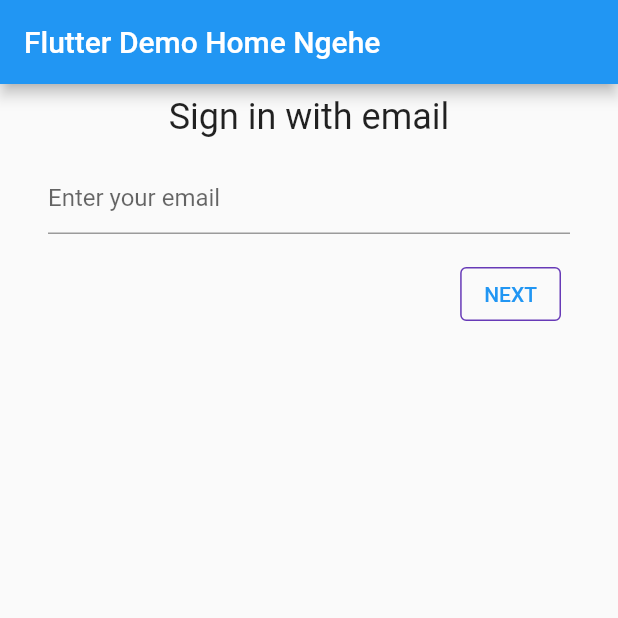
After one commit to permanar/helloworld_rolebased, a Flutter app: the screen it shows after launch, after a tap on "RSVP", on a phone screen of 412 x 824 dp, the top half of it. The commit adds this screen. Run offline on Flutter 3.47's test engine with Material 2 defaults, Android fonts, the phone set to English and light mode, and no system bars; our stand-ins replace cloud_firestore, firebase_auth, firebase_core; accounts and stored records are empty.

Commit message:
feat: Added Login and Integrating Firestore
- Added authentication and cloud firestore integration.

Note:
- Added custom rules that only logged in users that can add the votes value (after logged in)

```diff
--- a/lib/main.dart
+++ b/lib/main.dart
@@ -1,7 +1,21 @@
+import 'dart:developer';
+
+import 'package:cloud_firestore/cloud_firestore.dart';
+import 'package:firebase_auth/firebase_auth.dart';
+import 'package:firebase_core/firebase_core.dart';
+import 'package:helloworld_rolebased/src/authentication.dart';
+import 'package:provider/provider.dart';
 import 'package:flutter/material.dart';
 
-void main() {
-  runApp(MyApp());
+void main() async {
+  // await Firebase.initializeApp();
+
+  runApp(
+    ChangeNotifierProvider(
+      create: (context) => ApplicationState(),
+      builder: (context, _) => MyApp(),
+    ),
+  );
 }
 
 class MyApp extends StatelessWidget {
@@ -26,7 +40,7 @@ class MyApp extends StatelessWidget {
         // closer together (more dense) than on mobile platforms.
         visualDensity: VisualDensity.adaptivePlatformDensity,
       ),
-      home: MyHomePage(title: 'Flutter Demo Home Pages'),
+      home: MyHomePage(title: 'Flutter Demo Home Ngehe'),
     );
   }
 }
@@ -50,68 +64,95 @@ class MyHomePage extends StatefulWidget {
 }
 
 class _MyHomePageState extends State<MyHomePage> {
-  int _counter = 0;
 
-  void _incrementCounter() {
-    setState(() {
-      // This call to setState tells the Flutter framework that something has
-      // changed in this State, which causes it to rerun the build method below
-      // so that the display can reflect the updated values. If we changed
-      // _counter without calling setState(), then the build method would not be
-      // called again, and so nothing would appear to happen.
-      _counter++;
+  @override
+  Widget build(BuildContext context) {
+    return Scaffold(
+      appBar: AppBar(
+        title: Text(widget.title),
+      ),
+      // body: _buildBody(context),
+      body: Consumer<ApplicationState>(
+        builder: (context, appState, _) => Authentication(
+          email: appState.email,
+          loginState: appState.loginState,
+          startLoginFlow: appState.startLoginFlow,
+          signIn: appState.signIn,
+          signOut: appState.signOut,
+          verifyEmail: appState.verifyEmail,
+        ),
+      ),
+      // floatingActionButton: FloatingActionButton(
+      //     onPressed: _signIn,
+      //     tooltip: 'Login!',
+      //     child: Icon(Icons
+      //         .login),),
+    );
+  }
+}
+
+class ApplicationState extends ChangeNotifier {
+  ApplicationState() {
+    init();
+  }
+
+  Future<void> init() async {
+    await Firebase.initializeApp();
+
+    FirebaseAuth.instance.userChanges().listen((user) {
+      if (user != null) {
+        _loginState = ApplicationLoginState.loggedIn;
+      } else {
+        _loginState = ApplicationLoginState.loggedOut;
+      }
+      notifyListeners();
     });
   }
 
-  @override
-  Widget build(BuildContext context) {
-    // This method is rerun every time setState is called, for instance as done
-    // by the _incrementCounter method above.
-    //
-    // The Flutter framework has been optimized to make rerunning build methods
-    // fast, so that you can just rebuild anything that needs updating rather
-    // than having to individually change instances of widgets.
-    return Scaffold(
-      appBar: AppBar(
-        // Here we take the value from the MyHomePage object that was created by
-        // the App.build method, and use it to set our appbar title.
-        title: Text(widget.title),
-      ),
-      body: Center(
-        // Center is a layout widget. It takes a single child and positions it
-        // in the middle of the parent.
-        child: Column(
-          // Column is also a layout widget. It takes a list of children and
-          // arranges them vertically. By default, it sizes itself to fit its
-          // children horizontally, and tries to be as tall as its parent.
-          //
-          // Invoke "debug painting" (press "p" in the console, choose the
-          // "Toggle Debug Paint" action from the Flutter Inspector in Android
-          // Studio, or the "Toggle Debug Paint" command in Visual Studio Code)
-          // to see the wireframe for each widget.
-          //
-          // Column has various properties to control how it sizes itself and
-          // how it positions its children. Here we use mainAxisAlignment to
-          // center the children vertically; the main axis here is the vertical
-          // axis because Columns are vertical (the cross axis would be
-          // horizontal).
-          mainAxisAlignment: MainAxisAlignment.center,
-          children: <Widget>[
-            Text(
-              'You have pushed the button this many times:',
-            ),
-            Text(
-              '$_counter',
-              style: Theme.of(context).textTheme.headline4,
-            ),
-          ],
-        ),
-      ),
-      floatingActionButton: FloatingActionButton(
-        onPressed: _incrementCounter,
-        tooltip: 'Increment',
-        child: Icon(Icons.add),
-      ), // This trailing comma makes auto-formatting nicer for build methods.
-    );
+  ApplicationLoginState _loginState;
+  ApplicationLoginState get loginState => _loginState;
+
+  String _email;
+  String get email => _email;
+
+  void startLoginFlow() {
+    _loginState = ApplicationLoginState.emailAddress;
+    notifyListeners();
+  }
+
+  void verifyEmail(String email,
+      void Function(FirebaseAuthException e) errorCallback) async {
+    try {
+      var methods =
+          await FirebaseAuth.instance.fetchSignInMethodsForEmail(email);
+      if (methods.contains('password')) {
+        _loginState = ApplicationLoginState.password;
+      } else {
+        _loginState = ApplicationLoginState.register;
+      }
+
+      _email = email;
+      notifyListeners();
+
+      print(_email);
+      print(_loginState);
+      print(methods);
+    } on FirebaseAuthException catch (e) {
+      errorCallback(e);
+    }
+  }
+
+  void signIn(String email, String password,
+      void Function(FirebaseAuthException e) errorCallback) async {
+    try {
+      await FirebaseAuth.instance
+          .signInWithEmailAndPassword(email: email, password: password);
+    } on FirebaseAuthException catch (e) {
+      errorCallback(e);
+    }
+  }
+
+  void signOut() {
+    FirebaseAuth.instance.signOut();
   }
 }
--- /dev/null
+++ b/lib/src/authentication.dart
@@ -0,0 +1,347 @@
+import 'dart:developer';
+
+import 'package:cloud_firestore/cloud_firestore.dart';
+import 'package:flutter/material.dart';
+
+import 'widgets.dart';
+
+enum ApplicationLoginState {
+  loggedOut,
+  emailAddress,
+  password,
+  register,
+  loggedIn,
+}
+
+class Authentication extends StatelessWidget {
+  const Authentication({
+    @required this.loginState,
+    @required this.email,
+    @required this.startLoginFlow,
+    @required this.verifyEmail,
+    @required this.signIn,
+    @required this.signOut,
+  });
+
+  final ApplicationLoginState loginState;
+  final String email;
+  final void Function() startLoginFlow;
+  final void Function(
+    String email,
+    void Function(Exception e) error,
+  ) verifyEmail;
+  final void Function(
+    String email,
+    String password,
+    void Function(Exception e) error,
+  ) signIn;
+  final void Function() signOut;
+
+  Widget _buildBody(BuildContext context) {
+    return StreamBuilder<QuerySnapshot>(
+      stream: FirebaseFirestore.instance.collection('users').snapshots(),
+      builder: (context, snapshot) {
+        if (!snapshot.hasData) return LinearProgressIndicator();
+
+        return _buildList(context, snapshot.data.docs);
+      },
+    );
+  }
+
+  Widget _buildList(BuildContext context, List<DocumentSnapshot> snapshot) {
+    return ListView(
+      padding: const EdgeInsets.only(top: 20.0),
+      children: snapshot.map((data) => _buildListItem(context, data)).toList(),
+    );
+  }
+
+  Widget _buildListItem(BuildContext context, DocumentSnapshot data) {
+    final record = Record.fromSnapshot(data);
+
+    return Padding(
+      key: ValueKey(record.name),
+      padding: const EdgeInsets.symmetric(horizontal: 16.0, vertical: 8.0),
+      child: Container(
+        decoration: BoxDecoration(
+          border: Border.all(color: Colors.grey),
+          borderRadius: BorderRadius.circular(5.0),
+        ),
+        child: ListTile(
+          title: Text(record.name),
+          trailing: Text(record.votes.toString()),
+          onTap: () =>
+              record.reference.update({'votes': FieldValue.increment(1)}),
+        ),
+      ),
+    );
+  }
+
+  @override
+  Widget build(BuildContext context) {
+    switch (loginState) {
+      case ApplicationLoginState.loggedOut:
+        return Row(
+          mainAxisAlignment: MainAxisAlignment.center,
+          children: [
+            Padding(
+              padding: const EdgeInsets.only(top: 100,),
+              child: StyledButton(
+                child: Text('RSVP'),
+                onPressed: () {
+                  startLoginFlow();
+                },
+              ),
+            ),
+          ],
+        );
+      case ApplicationLoginState.emailAddress:
+        return EmailForm(
+            callback: (email) => verifyEmail(
+                email, (e) => _showErrorDialog(context, 'Invalid email', e)));
+      case ApplicationLoginState.password:
+        return PasswordForm(
+          email: email,
+          login: (email, password) {
+            signIn(email, password,
+                (e) => _showErrorDialog(context, 'Failed to sign in', e));
+          },
+        );
+      case ApplicationLoginState.loggedIn:
+        return Column(
+          children: [
+            Expanded(
+              child: _buildBody(context),
+            ),
+            Padding(
+              padding: const EdgeInsets.only(left: 24, bottom: 8),
+              child: StyledButton(
+                child: Text('LOGOUT'),
+                onPressed: () {
+                  signOut();
+                },
+              ),
+            ),
+          ],
+        );
+      default:
+        return Row(
+          children: [
+            Text("Internal error, this shouldn't happen..."),
+          ],
+        );
+    }
+  }
+
+  void _showErrorDialog(BuildContext context, String title, Exception e) {
+    showDialog<void>(
+      context: context,
+      builder: (BuildContext context) {
+        return AlertDialog(
+          title: Text(
+            title,
+            style: TextStyle(fontSize: 24),
+          ),
+          content: SingleChildScrollView(
+            child: ListBody(
+              children: <Widget>[
+                Text(
+                  '${(e as dynamic).message}',
+                  style: TextStyle(fontSize: 18),
+                ),
+              ],
+            ),
+          ),
+          actions: <Widget>[
+            StyledButton(
+              child: Text(
+                'OK',
+                style: TextStyle(color: Colors.deepPurple),
+              ),
+              onPressed: () {
+                Navigator.of(context).pop();
+              },
+            ),
+          ],
+        );
+      },
+    );
+  }
+}
+
+class Record {
+  final String name;
+  final int votes;
+  final DocumentReference reference;
+
+  Record.fromMap(Map<String, dynamic> map, {this.reference})
+      : assert(map['name'] != null),
+        assert(map['votes'] != null),
+        name = map['name'],
+        votes = map['votes'];
+
+  Record.fromSnapshot(DocumentSnapshot snapshot)
+      : this.fromMap(snapshot.data(), reference: snapshot.reference);
+
+  @override
+  String toString() => "Record<$name:$votes>";
+}
+
+class EmailForm extends StatefulWidget {
+  EmailForm({@required this.callback});
+  final void Function(String email) callback;
+  @override
+  _EmailFormState createState() => _EmailFormState();
+}
+
+class _EmailFormState extends State<EmailForm> {
+  final _formKey = GlobalKey<FormState>(debugLabel: '_EmailFormState');
+  final _controller = TextEditingController();
+
+  @override
+  Widget build(BuildContext context) {
+    return Column(
+      children: [
+        Header('Sign in with email'),
+        Padding(
+          padding: const EdgeInsets.all(8.0),
+          child: Form(
+            key: _formKey,
+            child: Column(
+              crossAxisAlignment: CrossAxisAlignment.start,
+              children: <Widget>[
+                Padding(
+                  padding: const EdgeInsets.symmetric(horizontal: 24),
+                  child: TextFormField(
+                    controller: _controller,
+                    decoration: const InputDecoration(
+                      hintText: 'Enter your email',
+                    ),
+                    validator: (value) {
+                      if (value.isEmpty) {
+                        return 'Enter your email address to continue';
+                      }
+                      return null;
+                    },
+                  ),
+                ),
+                Row(
+                  mainAxisAlignment: MainAxisAlignment.end,
+                  children: [
+                    Padding(
+                      padding: const EdgeInsets.symmetric(
+                          vertical: 16.0, horizontal: 30),
+                      child: StyledButton(
+                        onPressed: () async {
+                          if (_formKey.currentState.validate()) {
+                            widget.callback(_controller.text);
+                            log('clicked?');
+                          }
+                        },
+                        child: Text('NEXT'),
+                      ),
+                    ),
+                  ],
+                ),
+              ],
+            ),
+          ),
+        ),
+      ],
+    );
+  }
+}
+
+class PasswordForm extends StatefulWidget {
+  PasswordForm({
+    @required this.login,
+    @required this.email,
+  });
+  final String email;
+  final void Function(String email, String password) login;
+  @override
+  _PasswordFormState createState() => _PasswordFormState();
+}
+
+class _PasswordFormState extends State<PasswordForm> {
+  final _formKey = GlobalKey<FormState>(debugLabel: '_PasswordFormState');
+  final _emailController = TextEditingController();
+  final _passwordController = TextEditingController();
+
+  @override
+  void initState() {
+    super.initState();
+    _emailController.text = widget.email;
+  }
+
+  @override
+  Widget build(BuildContext context) {
+    return Column(
+      children: [
+        Header('Sign in'),
+        Padding(
+          padding: const EdgeInsets.all(8.0),
+          child: Form(
+            key: _formKey,
+            child: Column(
+              crossAxisAlignment: CrossAxisAlignment.start,
+              children: <Widget>[
+                Padding(
+                  padding: const EdgeInsets.symmetric(horizontal: 24),
+                  child: TextFormField(
+                    controller: _emailController,
+                    decoration: const InputDecoration(
+                      hintText: 'Enter your email',
+                    ),
+                    validator: (value) {
+                      if (value.isEmpty) {
+                        return 'Enter your email address to continue';
+                      }
+                      return null;
+                    },
+                  ),
+                ),
+                Padding(
+                  padding: const EdgeInsets.symmetric(horizontal: 24),
+                  child: TextFormField(
+                    controller: _passwordController,
+                    decoration: const InputDecoration(
+                      hintText: 'Password',
+                    ),
+                    obscureText: true,
+                    validator: (value) {
+                      if (value.isEmpty) {
+                        return 'Enter your password';
+                      }
+                      return null;
+                    },
+                  ),
+                ),
+                Padding(
+                  padding: const EdgeInsets.symmetric(vertical: 16),
+                  child: Row(
+                    mainAxisAlignment: MainAxisAlignment.end,
+                    children: [
+                      SizedBox(width: 16),
+                      StyledButton(
+                        onPressed: () {
+                          if (_formKey.currentState.validate()) {
+                            widget.login(
+                              _emailController.text,
+                              _passwordController.text,
+                            );
+                          }
+                        },
+                        child: Text('SIGN IN'),
+                      ),
+                      SizedBox(width: 30),
+                    ],
+                  ),
+                ),
+              ],
+            ),
+          ),
+        ),
+      ],
+    );
+  }
+}
--- /dev/null
+++ b/lib/src/widgets.dart
@@ -0,0 +1,63 @@
+import 'package:flutter/material.dart';
+
+class Header extends StatelessWidget {
+  const Header(this.heading);
+  final String heading;
+
+  @override
+  Widget build(BuildContext context) => Padding(
+        padding: const EdgeInsets.all(8.0),
+        child: Text(
+          heading,
+          style: TextStyle(fontSize: 24),
+        ),
+      );
+}
+
+class Paragraph extends StatelessWidget {
+  const Paragraph(this.content);
+  final String content;
+  @override
+  Widget build(BuildContext context) => Padding(
+        padding: const EdgeInsets.symmetric(horizontal: 8, vertical: 4),
+        child: Text(
+          content,
+          style: TextStyle(fontSize: 18),
+        ),
+      );
+}
+
+class IconAndDetail extends StatelessWidget {
+  const IconAndDetail(this.icon, this.detail);
+  final IconData icon;
+  final String detail;
+
+  @override
+  Widget build(BuildContext context) => Padding(
+        padding: const EdgeInsets.all(8.0),
+        child: Row(
+          children: [
+            Icon(icon),
+            SizedBox(width: 8),
+            Text(
+              detail,
+              style: TextStyle(fontSize: 18),
+            )
+          ],
+        ),
+      );
+}
+
+class StyledButton extends StatelessWidget {
+  const StyledButton({@required this.child, @required this.onPressed});
+  final Widget child;
+  final void Function() onPressed;
+
+  @override
+  Widget build(BuildContext context) => OutlinedButton(
+        style: OutlinedButton.styleFrom(
+            side: BorderSide(color: Colors.deepPurple)),
+        onPressed: onPressed,
+        child: child,
+      );
+}
```
